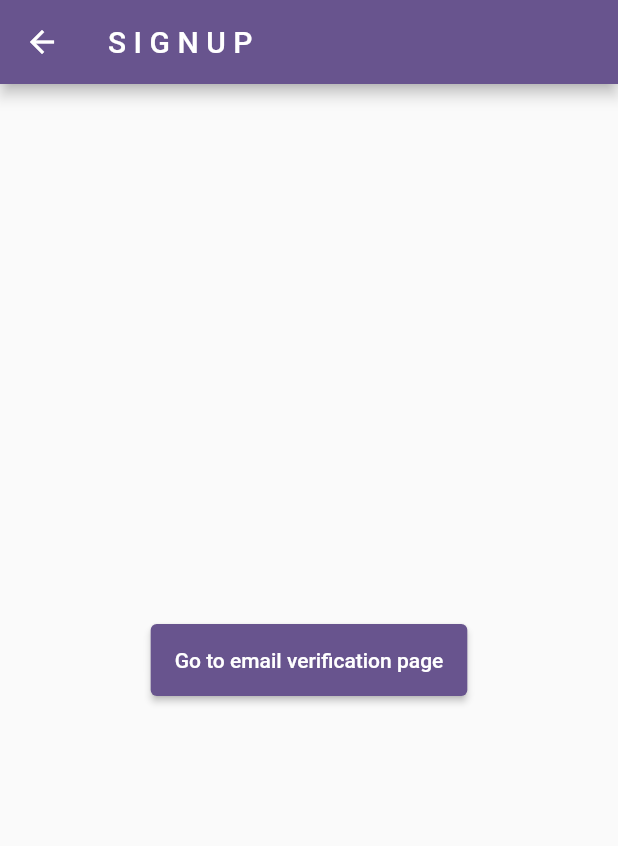
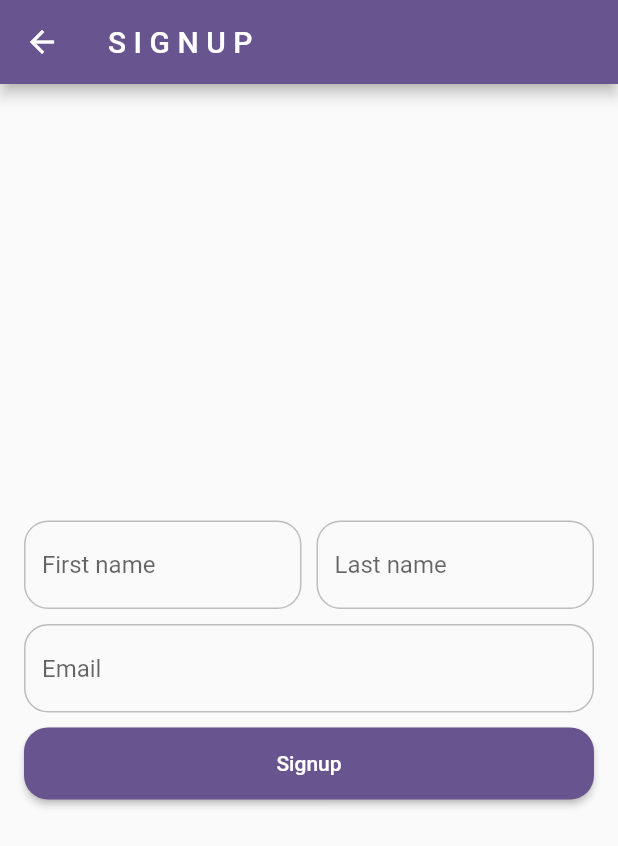
Before and after one commit to Gospel011/nav_with_go_router, a Flutter app: the SignupPage screen opened by its route, on a phone screen of 412 x 824 dp. Shown: the top 846 px of the screen. Run offline on Flutter 3.47's test engine with Material 3 defaults, Android fonts, the phone set to English and light mode, and no system bars; our stand-ins replace expandable_text, flutter_bloc, go_router, hydrated_bloc.

```diff
--- a/learning_go_router/lib/BusinessLogic/AuthCubit/auth_cubit.dart
+++ b/learning_go_router/lib/BusinessLogic/AuthCubit/auth_cubit.dart
@@ -24,6 +24,12 @@ class AuthCubit extends HydratedCubit<AuthState> {
       required String lastName,
       required String email}) async {
     emit(AuthSigningUp());
+
+    if (firstName.length <= 1 || lastName.length <= 1 || !email.contains("@")) {
+      emit(AuthSignupFailed(error: "Please specify your details"));
+
+      return;
+    }
 
     Future.delayed(Duration(seconds: Random().nextInt(5)), () {
       emit(AuthSignedUp(
--- a/learning_go_router/lib/BusinessLogic/AuthCubit/auth_state.dart
+++ b/learning_go_router/lib/BusinessLogic/AuthCubit/auth_state.dart
@@ -1,32 +1,62 @@
 // ignore_for_file: public_member_api_docs, sort_constructors_first
-
 
 part of 'auth_cubit.dart';
 
 class AuthState {
   final User? user;
-  AuthState({
-    this.user,
-  });
+  final String? error;
+  AuthState({this.user, this.error});
 
   Map<String, dynamic> toMap() {
     return <String, dynamic>{
       'user': user?.toMap(),
+      'error': error,
     };
   }
 
   factory AuthState.fromMap(Map<String, dynamic> map) {
     return AuthState(
-      user: map['user'] != null ? User.fromMap(map['user'] as Map<String,dynamic>) : null,
+      user: map['user'] != null
+          ? User.fromMap(map['user'] as Map<String, dynamic>)
+          : null,
+      error: map['error'] != null ? map['error'] as String : null,
     );
   }
 
   String toJson() => json.encode(toMap());
 
-  factory AuthState.fromJson(String source) => AuthState.fromMap(json.decode(source) as Map<String, dynamic>);
+  factory AuthState.fromJson(String source) =>
+      AuthState.fromMap(json.decode(source) as Map<String, dynamic>);
+
+  @override
+  String toString() => 'AuthState(user: $user, error: $error)';
+
+  AuthState copyWith({
+    User? user,
+    String? error,
+  }) {
+    return AuthState(
+      user: user ?? this.user,
+      error: error ?? this.error,
+    );
+  }
+
+  @override
+  bool operator ==(covariant AuthState other) {
+    if (identical(this, other)) return true;
+
+    return other.user == user && other.error == error;
+  }
+
+  @override
+  int get hashCode => user.hashCode ^ error.hashCode;
 }
 
 class AuthInitial extends AuthState {}
+
+class AuthSignupFailed extends AuthState {
+  AuthSignupFailed({required super.error});
+}
 
 class AuthSigningUp extends AuthState {}
 
--- a/learning_go_router/lib/Presentation/go_route_config.dart
+++ b/learning_go_router/lib/Presentation/go_route_config.dart
@@ -16,12 +16,10 @@ class AppRouter {
   static final _rootNavigatorKey = GlobalKey<NavigatorState>();
   static final _shellNavigatorKey = GlobalKey<NavigatorState>();
 
-  AppRouter({required this.authCubit});
+  static final AuthCubit authCubit = AuthCubit();
 
-  final AuthCubit authCubit;
-
-  GoRouter get router => GoRouter(
-      initialLocation: '/login',
+  static final router = GoRouter(
+    initialLocation: '/login',
       navigatorKey: _rootNavigatorKey,
       routes: [
         //? BASE ROUTE______________________________________________
@@ -35,7 +33,7 @@ class AppRouter {
             branches: [
               StatefulShellBranch(routes: [
                 GoRoute(
-                    path: '/home1',
+                    path: '/',
                     builder: (context, state) => const HomePage(),
                     routes: [
                       GoRoute(
@@ -92,13 +90,16 @@ class AppRouter {
         print("M A T C H E D   L O C A T I O N: ${state.matchedLocation},");
 
         if (state.matchedLocation == '/login') {
+          print("here");
+
           if (authCubit.state is AuthLogednIn) {
+            print("here2");
             print("REDIRECTING TO HOME");
             return '/home1';
           }
         }
 
-        return null;
+        return state.matchedLocation;
       },
       debugLogDiagnostics: true);
 }
--- a/learning_go_router/lib/Presentation/pages/login.dart
+++ b/learning_go_router/lib/Presentation/pages/login.dart
@@ -51,7 +51,7 @@ class LoginPage extends StatelessWidget {
               child: MyElevatedButton(
                 text: "Login",
                 onPressed: () {
-                  context.go('/home1');
+                  context.go('/');
                 },
               ),
             ),
--- a/learning_go_router/lib/Presentation/pages/signup.dart
+++ b/learning_go_router/lib/Presentation/pages/signup.dart
@@ -1,28 +1,79 @@
 import 'package:flutter/material.dart';
+import 'package:flutter_bloc/flutter_bloc.dart';
 import 'package:go_router/go_router.dart';
+import 'package:learning_go_router/BusinessLogic/AuthCubit/auth_cubit.dart';
+import 'package:learning_go_router/Presentation/widgets/my_elevated_button.dart';
 
 class SignupPage extends StatelessWidget {
   const SignupPage({super.key});
 
   @override
   Widget build(BuildContext context) {
-    return Scaffold(
-      appBar: AppBar(title: const Text("S I G N U P")),
+    final TextEditingController _firstName = TextEditingController();
+    final TextEditingController _lastName = TextEditingController();
+    final TextEditingController _email = TextEditingController();
+    return BlocListener<AuthCubit, AuthState>(
+      listener: (context, state) {
+        print("CURRENT AUTH STATE: $state");
 
-      body: Center(
-        child: Center(
-        child: ElevatedButton(
-                onPressed: () {
-                  //TODO: GO TO PROFILE PAGE
-
-                  context.go('/verify-email');
-                },
-                child: const Padding(
-                  padding: EdgeInsets.symmetric(vertical: 16.0),
-                  child: Text("Go to email verification page"),
-                )),
-      ),
-      ),
+        if (state is AuthSignedUp) {
+          context.go('/login');
+        } else if (state is AuthSignupFailed) {
+          showDialog(
+              context: context,
+              builder: (context) => AlertDialog(
+                    title: const Text("Signup failed"),
+                    content: Text(state.error!),
+                  ));
+        }
+      },
+      child: Scaffold(
+          appBar: AppBar(title: const Text("S I G N U P")),
+          body: Padding(
+              padding: const EdgeInsets.symmetric(horizontal: 16),
+              child: Column(
+                  mainAxisAlignment: MainAxisAlignment.center,
+                  children: [
+                    Row(children: [
+                      Expanded(
+                          child: TextField(
+                        controller: _firstName,
+                        decoration:
+                            const InputDecoration(hintText: "First name"),
+                      )),
+                      const SizedBox(width: 10),
+                      Expanded(
+                          child: TextField(
+                        controller: _lastName,
+                        decoration: InputDecoration(hintText: "Last name"),
+                      )),
+                    ]),
+                    const SizedBox(
+                      height: 10,
+                    ),
+                    TextField(
+                      controller: _email,
+                      decoration: const InputDecoration(hintText: "Email"),
+                    ),
+                    const SizedBox(
+                      height: 10,
+                    ),
+                    BlocBuilder<AuthCubit, AuthState>(
+                        builder: (context, state) {
+                      return SizedBox(
+                        width: double.maxFinite,
+                        child: MyElevatedButton(
+                            loading: state is AuthSigningUp,
+                            onPressed: () {
+                              context.read<AuthCubit>().signup(
+                                  firstName: _firstName.text,
+                                  lastName: _lastName.text,
+                                  email: _email.text);
+                            },
+                            text: "Signup"),
+                      );
+                    })
+                  ]))),
     );
   }
 }
--- a/learning_go_router/lib/Presentation/widgets/my_elevated_button.dart
+++ b/learning_go_router/lib/Presentation/widgets/my_elevated_button.dart
@@ -5,21 +5,23 @@ class MyElevatedButton extends StatelessWidget {
     super.key,
     required this.onPressed,
     required this.text,
+    this.loading = false
   });
 
   final void Function() onPressed;
   final String text;
+  final bool loading;
 
   @override
   Widget build(BuildContext context) {
     return ElevatedButton(
-        onPressed: onPressed,
+        onPressed: loading == true ? null : onPressed,
         style: ButtonStyle(
             shape: MaterialStatePropertyAll(RoundedRectangleBorder(
                 borderRadius: BorderRadius.circular(16)))),
         child: Padding(
           padding: const EdgeInsets.symmetric(vertical: 16.0),
-          child: Text(text),
+          child: loading == true ? const SizedBox(width: 20, height: 20, child: CircularProgressIndicator(strokeWidth: 2, color: Colors.white,)) : Text(text),
         ));
   }
 }
--- a/learning_go_router/lib/main.dart
+++ b/learning_go_router/lib/main.dart
@@ -18,12 +18,12 @@ class MyApp extends StatelessWidget {
 
   @override
   Widget build(BuildContext context) {
+    final AppRouter appRouter = AppRouter();
     return BlocProvider<AuthCubit>(
-      create: (context) => AuthCubit(),
+      create: (context) => AppRouter.authCubit,
       child: Builder(
         builder: (context) {
 
-          final AppRouter appRouter = AppRouter(authCubit: context.read<AuthCubit>());
 
           return MaterialApp.router(
             title: 'Flutter Demo',
@@ -37,7 +37,7 @@ class MyApp extends StatelessWidget {
               ),
               useMaterial3: false,
             ),
-            routerConfig: appRouter.router,
+            routerConfig: AppRouter.router,
           );
         }
       ),
--- a/learning_go_router/pubspec.yaml
+++ b/learning_go_router/pubspec.yaml
@@ -39,6 +39,7 @@ dependencies:
   flutter_bloc: ^8.1.4
   hydrated_bloc: ^9.1.4
   path_provider: ^2.1.2
+  expandable_text: ^2.3.0
 
 dev_dependencies:
   flutter_test:
```
Also changed, not shown: learning_go_router/lib/Presentation/pages/home_pages/home_page.dart (+76 -14 lines), learning_go_router/pubspec.lock.
